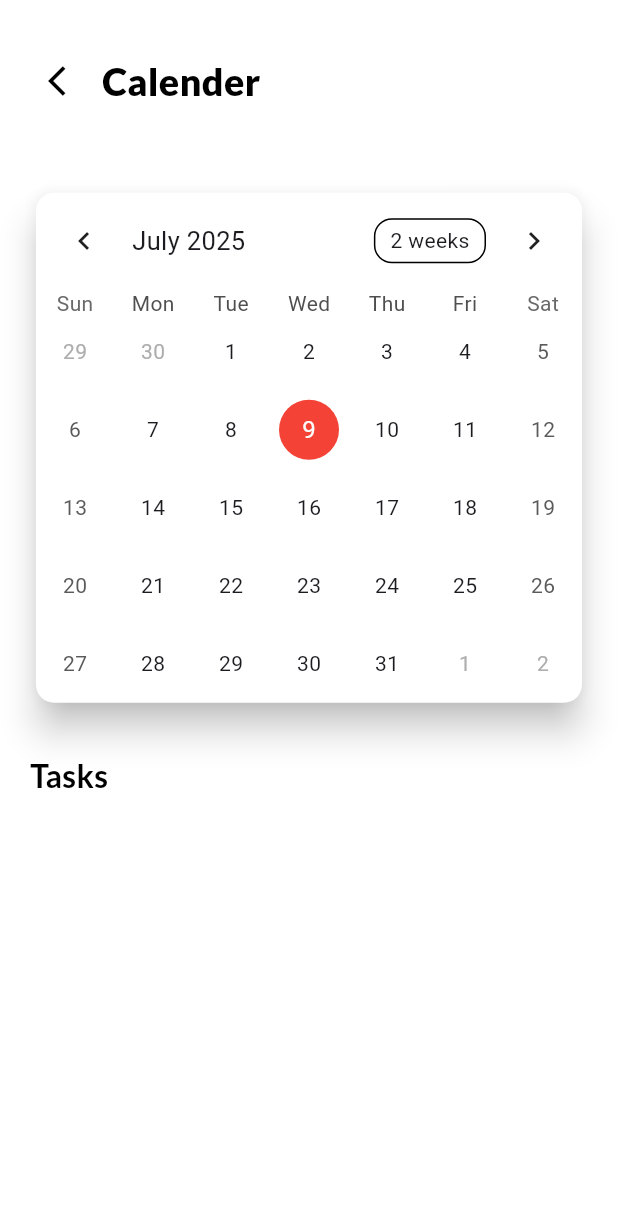
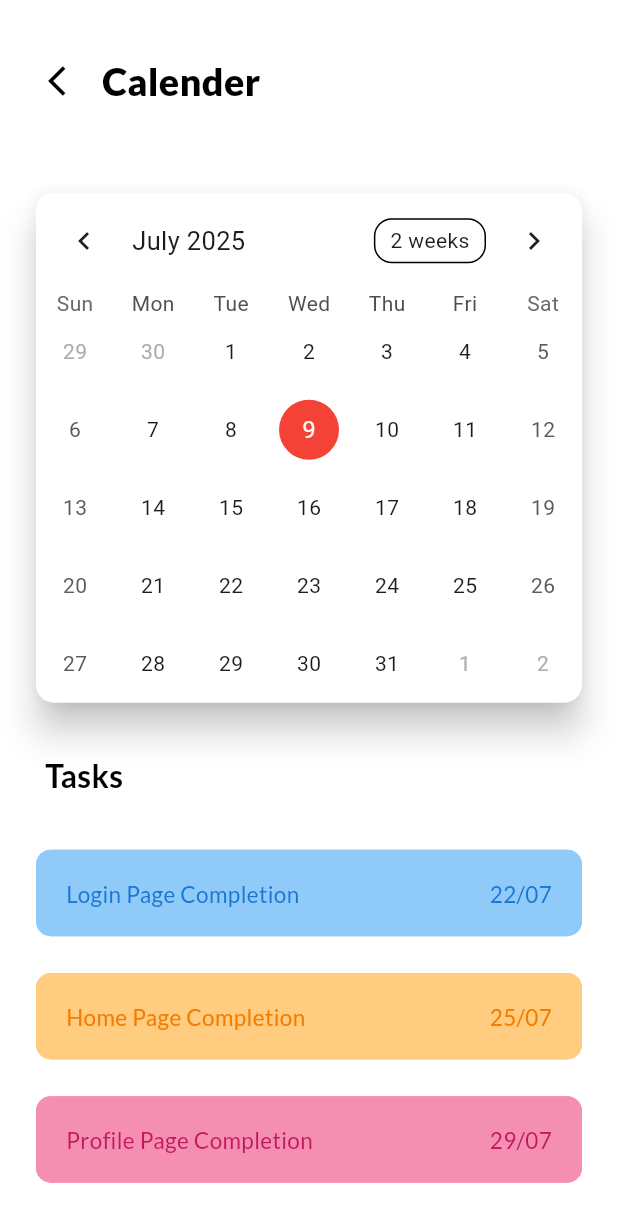
Before and after one commit to Sparkinovtech/Sairam, a Flutter app: the CalenderPage screen opened directly, on a phone screen of 412 x 824 dp. Shown: the top 1222 px of the screen. Run offline on Flutter 3.47's test engine with Material 3 defaults, Android fonts, the phone set to English and light mode, and no system bars; drawn by our look-alikes of table_calendar; our stand-ins replace bloc, cloud_firestore, connectivity_plus, firebase_auth, firebase_core, flutter_bloc and 7 more; accounts and stored records are empty.

Commit message:
Calender page partially completed and Task Defined

```diff
--- a/lib/Utils/calender_page.dart
+++ b/lib/Utils/calender_page.dart
@@ -18,6 +18,7 @@ class _CalenderPageState extends State<CalenderPage> {
     return Scaffold(
       backgroundColor: Colors.white,
       body: SafeArea(
+        child: SingleChildScrollView(
           child: Column(
             children: [
               Padding(
@@ -40,7 +41,7 @@ class _CalenderPageState extends State<CalenderPage> {
               SizedBox(height: size.height * .01,),
               MonthyCalender(),
               Padding(
-              padding: const EdgeInsets.symmetric(horizontal: 20 , vertical: 30),
+                padding: const EdgeInsets.symmetric(horizontal: 30 , vertical: 30),
                 child: Row(
                   mainAxisAlignment: MainAxisAlignment.start,
                   children: [
@@ -48,23 +49,59 @@ class _CalenderPageState extends State<CalenderPage> {
                   ],
                 ),
               ),
-            // _taskManager(title: "", tasks: "", icon: Icon(Icons.arrow_forward_ios_outlined,color: Colors.white,)),
+              Padding(
+                padding: EdgeInsets.symmetric(horizontal: 20 , vertical: 0),
+                child: Column(
+                  children: [
+                    _taskManager(onTap: (){}, title: "Login Page Completion", deadline: "22/07",
+                        color: Colors.blue[200]!, textColor: Colors.blue[700]!),
+                    SizedBox(height: size.height * .02,),
+                    _taskManager(onTap: (){}, title: "Home Page Completion", deadline: "25/07",
+                        color: Colors.orange[200]!, textColor: Colors.orange[700]!),
+                    SizedBox(height: size.height * .02,),
+                    _taskManager(onTap: (){}, title: "Profile Page Completion", deadline: "29/07", color: Colors.pink[200]!, textColor: Colors.pink[700]!),
+                    SizedBox(height: size.height * .07,),
                   ],
+                ),
+              )
+            ],
+          ),
         ),
       ),
     );
   }
-  Widget _taskManager({required String title ,required String tasks  , required IconData icon}){
-    return Card(
-      elevation: 10,
-      color: Colors.red,
+  Widget _taskManager({
+    required VoidCallback onTap ,
+    required String title ,
+    required String deadline  ,
+    required Color color ,
+    required Color textColor}){
+    var size = MediaQuery.of(context).size;
+    return GestureDetector(
+      onTap: onTap,
+      child: Card(
+        elevation: 0,
+        color: color,
         shape: RoundedRectangleBorder(
           borderRadius: BorderRadius.circular(10),
         ),
+        child: Container(
+          height: size.height * .07,
+          width: size.width * .9,
+          padding: EdgeInsets.symmetric(horizontal: 20),
+
+          decoration: BoxDecoration(
+            color: color,
+            borderRadius: BorderRadius.circular(10),
+          ),
           child: Row(
+            mainAxisAlignment: MainAxisAlignment.spaceBetween,
             children: [
-          Text(title, style: GoogleFonts.lato(color: Colors.black,fontSize: 1),)
+              Text(title, style: GoogleFonts.lato(color: textColor,fontSize: 15,fontWeight: FontWeight.w500),),
+              Text(deadline , style: GoogleFonts.lato(color: textColor , fontSize: 15,fontWeight: FontWeight.w500)),
             ],
+          ),
+        ),
       ),
     );
   }
--- a/lib/Utils/login_form.dart
+++ b/lib/Utils/login_form.dart
@@ -50,7 +50,7 @@ class _LoginFormState extends State<LoginForm> {
                 controller: _password,
                 hintText: "Enter Password",
                 icon: CupertinoIcons.lock,
-                isVisible: _isPasswordVisible,
+                isVisible:! _isPasswordVisible,
                 toggleVisible: () =>
                     setState(() => _isPasswordVisible = !_isPasswordVisible),
                 validator: (v) =>
```
Also changed, not shown: lib/Utils/model/task.dart (added, +15 -0 lines), lib/Utils/task_details.dart (added, +14 -0 lines). Lines whose indentation alone changed are shown as unchanged.
